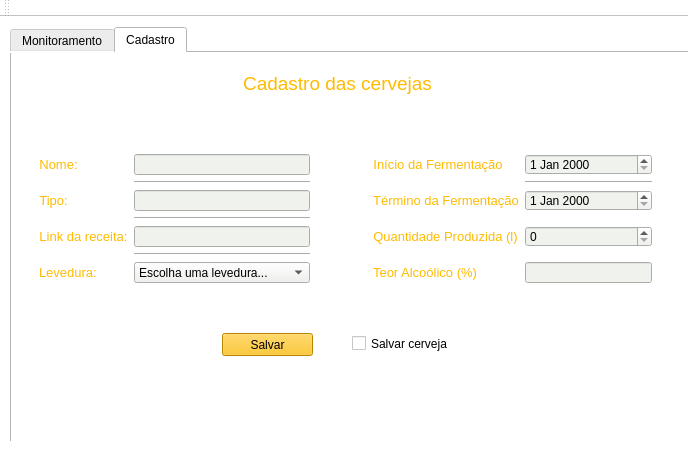
Old version of the form QT/mainwindow.ui in the repository calebeof/ThermoBeer.
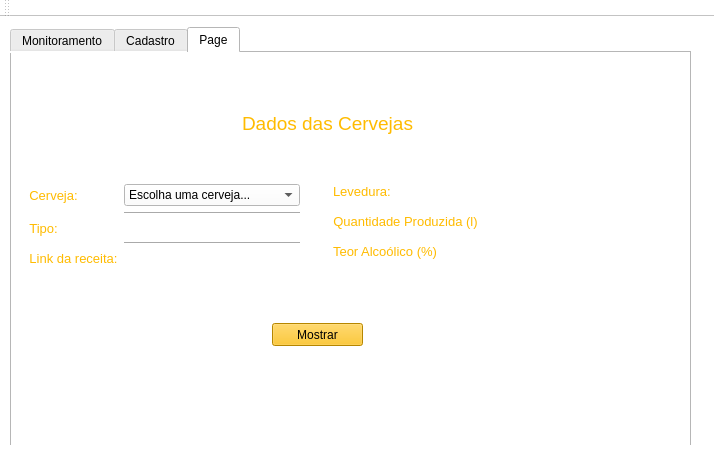
New version of the form. The open tabs and pages were chosen to show the change. Icons and pictures are not drawn.

The edit to the form file:
```diff
--- a/QT/mainwindow.ui
+++ b/QT/mainwindow.ui
@@ -6,8 +6,8 @@
    <rect>
     <x>0</x>
     <y>0</y>
-    <width>688</width>
-    <height>463</height>
+    <width>714</width>
+    <height>467</height>
    </rect>
   </property>
   <property name="windowTitle">
@@ -301,9 +301,9 @@
       <property name="geometry">
        <rect>
         <x>16</x>
-        <y>90</y>
+        <y>120</y>
         <width>293</width>
-        <height>151</height>
+        <height>121</height>
        </rect>
       </property>
       <layout class="QFormLayout" name="formLayout">
@@ -382,8 +382,68 @@
          </property>
         </widget>
        </item>
-       <item row="6" column="0">
-        <widget class="QLabel" name="label">
+      </layout>
+     </widget>
+     <widget class="QLabel" name="lb_title2">
+      <property name="geometry">
+       <rect>
+        <x>180</x>
+        <y>50</y>
+        <width>291</width>
+        <height>41</height>
+       </rect>
+      </property>
+      <property name="font">
+       <font>
+        <pointsize>14</pointsize>
+       </font>
+      </property>
+      <property name="layoutDirection">
+       <enum>Qt::LeftToRight</enum>
+      </property>
+      <property name="styleSheet">
+       <string notr="true">color: rgb(255, 187, 0);</string>
+      </property>
+      <property name="text">
+       <string>Cadastro das Cervejas</string>
+      </property>
+      <property name="alignment">
+       <set>Qt::AlignCenter</set>
+      </property>
+     </widget>
+     <widget class="QPushButton" name="save_button">
+      <property name="geometry">
+       <rect>
+        <x>270</x>
+        <y>270</y>
+        <width>91</width>
+        <height>23</height>
+       </rect>
+      </property>
+      <property name="styleSheet">
+       <string notr="true">background-color: #ffbb00;</string>
+      </property>
+      <property name="text">
+       <string>Salvar</string>
+      </property>
+      <property name="icon">
+       <iconset>
+        <selectedon>:/resource/save.png</selectedon>
+       </iconset>
+      </property>
+     </widget>
+     <widget class="QWidget" name="formLayoutWidget_3">
+      <property name="geometry">
+       <rect>
+        <x>320</x>
+        <y>120</y>
+        <width>351</width>
+        <height>121</height>
+       </rect>
+      </property>
+      <layout class="QFormLayout" name="formLayout_2">
+       <item row="0" column="0">
+        <widget class="QLabel" name="lbcd_levedura">
          <property name="font">
           <font>
            <pointsize>10</pointsize>
@@ -397,7 +457,7 @@
          </property>
         </widget>
        </item>
-       <item row="6" column="1">
+       <item row="0" column="1">
         <widget class="QComboBox" name="lev_combo">
          <property name="enabled">
           <bool>true</bool>
@@ -448,166 +508,15 @@
          </item>
         </widget>
        </item>
-       <item row="1" column="1">
-        <widget class="Line" name="line_2">
-         <property name="orientation">
-          <enum>Qt::Horizontal</enum>
-         </property>
-        </widget>
-       </item>
-       <item row="3" column="1">
-        <widget class="Line" name="line_3">
-         <property name="orientation">
-          <enum>Qt::Horizontal</enum>
-         </property>
-        </widget>
-       </item>
-       <item row="5" column="1">
-        <widget class="Line" name="line_4">
-         <property name="orientation">
-          <enum>Qt::Horizontal</enum>
-         </property>
-        </widget>
-       </item>
-      </layout>
-     </widget>
-     <widget class="QLabel" name="label_2">
-      <property name="geometry">
-       <rect>
-        <x>180</x>
-        <y>10</y>
-        <width>291</width>
-        <height>41</height>
-       </rect>
-      </property>
-      <property name="font">
-       <font>
-        <pointsize>14</pointsize>
-       </font>
-      </property>
-      <property name="layoutDirection">
-       <enum>Qt::LeftToRight</enum>
-      </property>
-      <property name="styleSheet">
-       <string notr="true">color: rgb(255, 187, 0);</string>
-      </property>
-      <property name="text">
-       <string>Cadastro das cervejas</string>
-      </property>
-      <property name="alignment">
-       <set>Qt::AlignCenter</set>
-      </property>
-     </widget>
-     <widget class="QCheckBox" name="checkBox">
-      <property name="geometry">
-       <rect>
-        <x>340</x>
-        <y>280</y>
-        <width>121</width>
-        <height>21</height>
-       </rect>
-      </property>
-      <property name="text">
-       <string>Salvar cerveja</string>
-      </property>
-     </widget>
-     <widget class="QPushButton" name="save_button">
-      <property name="geometry">
-       <rect>
-        <x>210</x>
-        <y>280</y>
-        <width>91</width>
-        <height>23</height>
-       </rect>
-      </property>
-      <property name="styleSheet">
-       <string notr="true">background-color: #ffbb00;</string>
-      </property>
-      <property name="text">
-       <string>Salvar</string>
-      </property>
-      <property name="icon">
-       <iconset>
-        <selectedon>:/resource/save.png</selectedon>
-       </iconset>
-      </property>
-     </widget>
-     <widget class="QWidget" name="formLayoutWidget_3">
-      <property name="geometry">
-       <rect>
-        <x>350</x>
-        <y>90</y>
-        <width>301</width>
-        <height>151</height>
-       </rect>
-      </property>
-      <layout class="QFormLayout" name="formLayout_2">
-       <item row="0" column="0">
-        <widget class="QLabel" name="lb_iniferm">
-         <property name="font">
-          <font>
-           <pointsize>10</pointsize>
-          </font>
-         </property>
-         <property name="styleSheet">
-          <string notr="true">color: #ffbb00;</string>
-         </property>
-         <property name="text">
-          <string>Início da Fermentação</string>
-         </property>
-         <property name="alignment">
-          <set>Qt::AlignCenter</set>
-         </property>
-        </widget>
-       </item>
-       <item row="0" column="1">
-        <widget class="QDateEdit" name="dedit_inicio">
-         <property name="styleSheet">
-          <string notr="true">background-color: #eff2ed;</string>
-         </property>
-        </widget>
-       </item>
-       <item row="1" column="1">
-        <widget class="Line" name="line_5">
-         <property name="orientation">
-          <enum>Qt::Horizontal</enum>
-         </property>
-        </widget>
-       </item>
-       <item row="2" column="0">
-        <widget class="QLabel" name="lb_termferm">
-         <property name="font">
-          <font>
-           <pointsize>10</pointsize>
-          </font>
-         </property>
-         <property name="styleSheet">
-          <string notr="true">color: #ffbb00;</string>
-         </property>
-         <property name="text">
-          <string>Término da Fermentação</string>
-         </property>
-         <property name="alignment">
-          <set>Qt::AlignCenter</set>
-         </property>
-        </widget>
-       </item>
-       <item row="2" column="1">
-        <widget class="QDateEdit" name="dedit_termino">
-         <property name="styleSheet">
-          <string notr="true">background-color: #eff2ed;</string>
-         </property>
-        </widget>
-       </item>
-       <item row="3" column="0">
+       <item row="1" column="0">
         <widget class="Line" name="line_6">
          <property name="orientation">
           <enum>Qt::Horizontal</enum>
          </property>
         </widget>
        </item>
-       <item row="4" column="0">
-        <widget class="QLabel" name="lb_qtd">
+       <item row="2" column="0">
+        <widget class="QLabel" name="lbcd_qtd">
          <property name="font">
           <font>
            <pointsize>10</pointsize>
@@ -624,40 +533,40 @@
          </property>
         </widget>
        </item>
-       <item row="4" column="1">
+       <item row="2" column="1">
         <widget class="QSpinBox" name="spbox_qtd">
          <property name="styleSheet">
           <string notr="true">background-color: #eff2ed;</string>
          </property>
         </widget>
        </item>
-       <item row="6" column="0">
-        <widget class="QLabel" name="lb_teor">
-         <property name="font">
-          <font>
-           <pointsize>10</pointsize>
-          </font>
-         </property>
-         <property name="styleSheet">
-          <string notr="true">color: rgb(255, 187, 0);</string>
-         </property>
-         <property name="text">
-          <string>&lt;html&gt;&lt;head/&gt;&lt;body&gt;&lt;p&gt;&lt;span style=&quot; color:#ffbb00;&quot;&gt;Teor Alcoólico (%)&lt;/span&gt;&lt;/p&gt;&lt;/body&gt;&lt;/html&gt;</string>
-         </property>
-         <property name="alignment">
-          <set>Qt::AlignCenter</set>
-         </property>
-        </widget>
-       </item>
-       <item row="5" column="0">
+       <item row="3" column="0">
         <widget class="Line" name="line_7">
          <property name="orientation">
           <enum>Qt::Horizontal</enum>
          </property>
         </widget>
        </item>
-       <item row="6" column="1">
-        <widget class="QLineEdit" name="lb_teor_2">
+       <item row="4" column="0">
+        <widget class="QLabel" name="lbcd_teor">
+         <property name="font">
+          <font>
+           <pointsize>10</pointsize>
+          </font>
+         </property>
+         <property name="styleSheet">
+          <string notr="true">color: rgb(255, 187, 0);</string>
+         </property>
+         <property name="text">
+          <string>&lt;html&gt;&lt;head/&gt;&lt;body&gt;&lt;p&gt;&lt;span style=&quot; color:#ffbb00;&quot;&gt;Teor Alcoólico (%)&lt;/span&gt;&lt;/p&gt;&lt;/body&gt;&lt;/html&gt;</string>
+         </property>
+         <property name="alignment">
+          <set>Qt::AlignCenter</set>
+         </property>
+        </widget>
+       </item>
+       <item row="4" column="1">
+        <widget class="QLineEdit" name="ledit_teor">
          <property name="styleSheet">
           <string notr="true">background-color: #eff2ed;</string>
          </property>
@@ -666,6 +575,284 @@
       </layout>
      </widget>
     </widget>
+    <widget class="QWidget" name="tab">
+     <attribute name="title">
+      <string>Page</string>
+     </attribute>
+     <widget class="QLabel" name="lb_title">
+      <property name="geometry">
+       <rect>
+        <x>170</x>
+        <y>50</y>
+        <width>291</width>
+        <height>41</height>
+       </rect>
+      </property>
+      <property name="font">
+       <font>
+        <pointsize>14</pointsize>
+       </font>
+      </property>
+      <property name="layoutDirection">
+       <enum>Qt::LeftToRight</enum>
+      </property>
+      <property name="styleSheet">
+       <string notr="true">color: rgb(255, 187, 0);</string>
+      </property>
+      <property name="text">
+       <string>Dados das Cervejas</string>
+      </property>
+      <property name="alignment">
+       <set>Qt::AlignCenter</set>
+      </property>
+     </widget>
+     <widget class="QWidget" name="formLayoutWidget_4">
+      <property name="geometry">
+       <rect>
+        <x>6</x>
+        <y>120</y>
+        <width>293</width>
+        <height>121</height>
+       </rect>
+      </property>
+      <layout class="QFormLayout" name="formLayout_3">
+       <item row="0" column="0">
+        <widget class="QLabel" name="label_2">
+         <property name="font">
+          <font>
+           <pointsize>10</pointsize>
+          </font>
+         </property>
+         <property name="styleSheet">
+          <string notr="true">color:#ffbb00;</string>
+         </property>
+         <property name="text">
+          <string>Cerveja:</string>
+         </property>
+         <property name="alignment">
+          <set>Qt::AlignCenter</set>
+         </property>
+        </widget>
+       </item>
+       <item row="1" column="1">
+        <widget class="Line" name="line_4">
+         <property name="orientation">
+          <enum>Qt::Horizontal</enum>
+         </property>
+        </widget>
+       </item>
+       <item row="2" column="0">
+        <widget class="QLabel" name="lbcd_tipo_2">
+         <property name="font">
+          <font>
+           <pointsize>10</pointsize>
+          </font>
+         </property>
+         <property name="styleSheet">
+          <string notr="true">color: #ffbb00;</string>
+         </property>
+         <property name="text">
+          <string>Tipo:</string>
+         </property>
+         <property name="alignment">
+          <set>Qt::AlignCenter</set>
+         </property>
+        </widget>
+       </item>
+       <item row="3" column="1">
+        <widget class="Line" name="line_5">
+         <property name="orientation">
+          <enum>Qt::Horizontal</enum>
+         </property>
+        </widget>
+       </item>
+       <item row="4" column="0">
+        <widget class="QLabel" name="lbcd_link_2">
+         <property name="font">
+          <font>
+           <pointsize>10</pointsize>
+          </font>
+         </property>
+         <property name="styleSheet">
+          <string notr="true">color: #ffbb00;</string>
+         </property>
+         <property name="text">
+          <string>Link da receita:</string>
+         </property>
+         <property name="alignment">
+          <set>Qt::AlignCenter</set>
+         </property>
+        </widget>
+       </item>
+       <item row="0" column="1">
+        <widget class="QComboBox" name="cb_cerveja">
+         <item>
+          <property name="text">
+           <string>Escolha uma cerveja...</string>
+          </property>
+         </item>
+        </widget>
+       </item>
+       <item row="2" column="1">
+        <widget class="QLabel" name="lb_tipo">
+         <property name="acceptDrops">
+          <bool>false</bool>
+         </property>
+         <property name="text">
+          <string/>
+         </property>
+         <property name="alignment">
+          <set>Qt::AlignCenter</set>
+         </property>
+        </widget>
+       </item>
+       <item row="4" column="1">
+        <widget class="QLabel" name="lb_link">
+         <property name="acceptDrops">
+          <bool>false</bool>
+         </property>
+         <property name="text">
+          <string/>
+         </property>
+         <property name="alignment">
+          <set>Qt::AlignCenter</set>
+         </property>
+        </widget>
+       </item>
+      </layout>
+     </widget>
+     <widget class="QWidget" name="formLayoutWidget_5">
+      <property name="geometry">
+       <rect>
+        <x>310</x>
+        <y>120</y>
+        <width>360</width>
+        <height>121</height>
+       </rect>
+      </property>
+      <layout class="QFormLayout" name="formLayout_4">
+       <item row="0" column="0">
+        <widget class="QLabel" name="label_4">
+         <property name="font">
+          <font>
+           <pointsize>10</pointsize>
+          </font>
+         </property>
+         <property name="styleSheet">
+          <string notr="true">color: #ffbb00;</string>
+         </property>
+         <property name="text">
+          <string>Levedura:</string>
+         </property>
+        </widget>
+       </item>
+       <item row="1" column="0">
+        <widget class="Line" name="line_9">
+         <property name="orientation">
+          <enum>Qt::Horizontal</enum>
+         </property>
+        </widget>
+       </item>
+       <item row="2" column="0">
+        <widget class="QLabel" name="lb_qtd_2">
+         <property name="font">
+          <font>
+           <pointsize>10</pointsize>
+          </font>
+         </property>
+         <property name="styleSheet">
+          <string notr="true">color: rgb(255, 187, 0);</string>
+         </property>
+         <property name="text">
+          <string>&lt;html&gt;&lt;head/&gt;&lt;body&gt;&lt;p&gt;&lt;span style=&quot; color:#ffbb00;&quot;&gt;Quantidade Produzida (l)&lt;/span&gt;&lt;/p&gt;&lt;/body&gt;&lt;/html&gt;</string>
+         </property>
+         <property name="alignment">
+          <set>Qt::AlignCenter</set>
+         </property>
+        </widget>
+       </item>
+       <item row="3" column="0">
+        <widget class="Line" name="line_10">
+         <property name="orientation">
+          <enum>Qt::Horizontal</enum>
+         </property>
+        </widget>
+       </item>
+       <item row="4" column="0">
+        <widget class="QLabel" name="lb_teor_2">
+         <property name="font">
+          <font>
+           <pointsize>10</pointsize>
+          </font>
+         </property>
+         <property name="styleSheet">
+          <string notr="true">color: rgb(255, 187, 0);</string>
+         </property>
+         <property name="text">
+          <string>&lt;html&gt;&lt;head/&gt;&lt;body&gt;&lt;p&gt;&lt;span style=&quot; color:#ffbb00;&quot;&gt;Teor Alcoólico (%)&lt;/span&gt;&lt;/p&gt;&lt;/body&gt;&lt;/html&gt;</string>
+         </property>
+         <property name="alignment">
+          <set>Qt::AlignCenter</set>
+         </property>
+        </widget>
+       </item>
+       <item row="0" column="1">
+        <widget class="QLabel" name="lb_levedura">
+         <property name="acceptDrops">
+          <bool>false</bool>
+         </property>
+         <property name="text">
+          <string/>
+         </property>
+         <property name="alignment">
+          <set>Qt::AlignCenter</set>
+         </property>
+        </widget>
+       </item>
+       <item row="2" column="1">
+        <widget class="QLabel" name="lb_qtdprod">
+         <property name="acceptDrops">
+          <bool>false</bool>
+         </property>
+         <property name="text">
+          <string/>
+         </property>
+         <property name="alignment">
+          <set>Qt::AlignCenter</set>
+         </property>
+        </widget>
+       </item>
+       <item row="4" column="1">
+        <widget class="QLabel" name="lb_teor">
+         <property name="text">
+          <string/>
+         </property>
+        </widget>
+       </item>
+      </layout>
+     </widget>
+     <widget class="QPushButton" name="btn_mostrar">
+      <property name="geometry">
+       <rect>
+        <x>260</x>
+        <y>270</y>
+        <width>91</width>
+        <height>23</height>
+       </rect>
+      </property>
+      <property name="styleSheet">
+       <string notr="true">background-color: #ffbb00;</string>
+      </property>
+      <property name="text">
+       <string>Mostrar</string>
+      </property>
+      <property name="icon">
+       <iconset>
+        <selectedon>:/resource/save.png</selectedon>
+       </iconset>
+      </property>
+     </widget>
+    </widget>
    </widget>
   </widget>
   <widget class="QMenuBar" name="menuBar">
```
Left out of the diff: 18 changed lines with no effect on the pictures.
